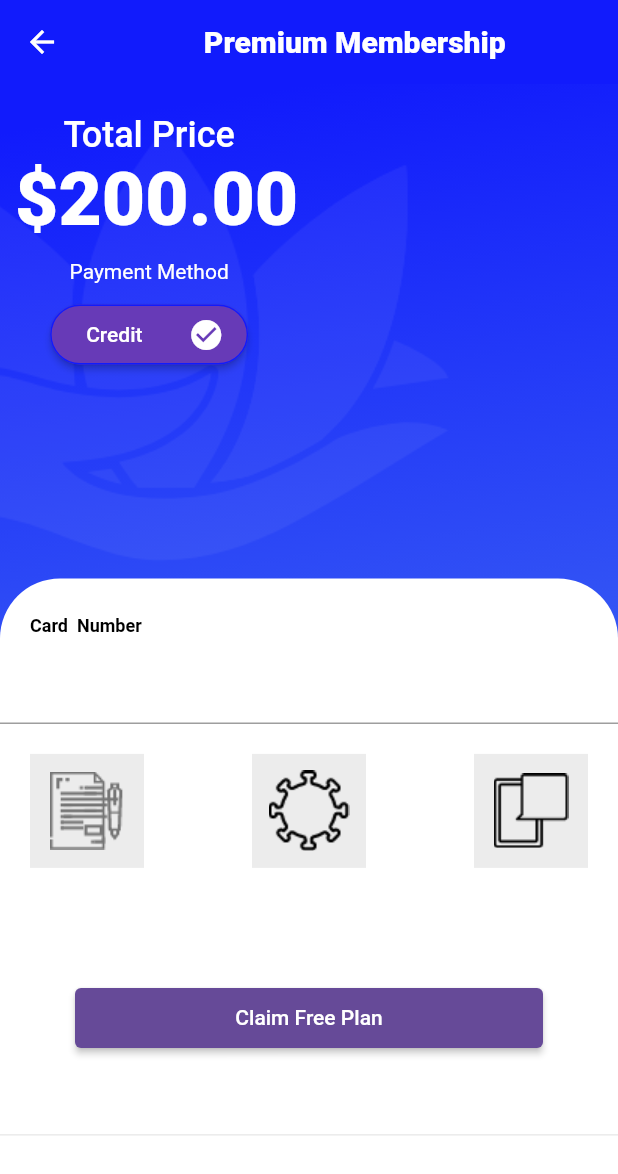
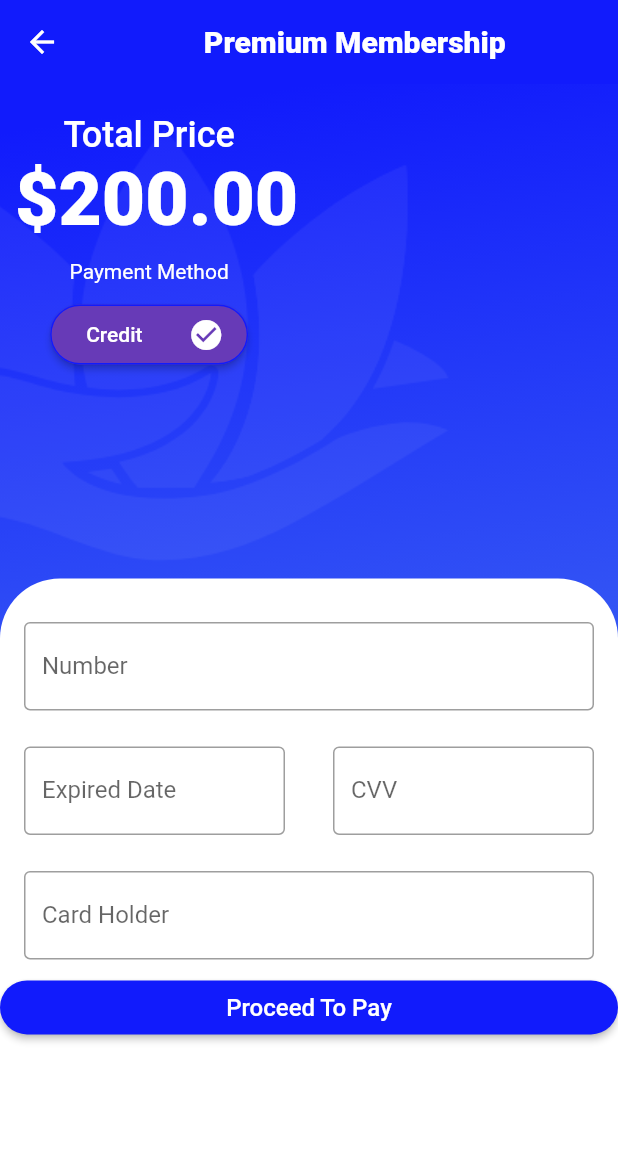
Before and after one commit to wasitmirani/nexus-wellness-app, a Flutter app: the PremiumPlanPayment screen opened directly, on a phone screen of 412 x 824 dp. Shown: the top 1174 px of the screen. Run offline on Flutter 3.47's test engine with Material 2 defaults, Android fonts, the phone set to English and light mode, and no system bars; drawn by our look-alikes of flutter_credit_card; our stand-ins replace chewie, shared_preferences, video_player; missing offline and left inert: dart:html, flutter_authorize_net_client; accounts and stored records are empty.

Commit message:
update changes

```diff
--- a/lib/screens/premiumPlanePayment.dart
+++ b/lib/screens/premiumPlanePayment.dart
@@ -2,6 +2,8 @@ import 'dart:convert';
 import 'dart:ui';
 
 import 'package:flutter/material.dart';
+import 'package:flutter_credit_card/flutter_credit_card.dart';
+
 import 'package:nexuswellness/assets/constants.dart';
 import 'package:nexuswellness/widgets/mainwidgets.dart';
 
@@ -19,6 +21,21 @@ class _PremiumPlanPaymentState extends State<PremiumPlanPayment> {
   TextEditingController dateTextController = new TextEditingController();
   TextEditingController cvvTextController = new TextEditingController();
   TextEditingController cardHolderTextController = new TextEditingController();
+  String cardNumber = '';
+  String expiryDate = '';
+  String cardHolderName = '';
+  String cvvCode = '';
+  bool isCvvFocused = false;
+  final GlobalKey<FormState> formKey = GlobalKey<FormState>();
+  void onCreditCardModelChange(CreditCardModel? creditCardModel) {
+    setState(() {
+      cardNumber = creditCardModel!.cardNumber;
+      expiryDate = creditCardModel.expiryDate;
+      cardHolderName = creditCardModel.cardHolderName;
+      cvvCode = creditCardModel.cvvCode;
+      isCvvFocused = creditCardModel.isCvvFocused;
+    });
+  }
 
   @override
   Widget build(BuildContext context) {
@@ -72,7 +89,6 @@ class _PremiumPlanPaymentState extends State<PremiumPlanPayment> {
                   ),
                 ),
                 style: ButtonStyle(
-
                     shape: MaterialStateProperty.all<RoundedRectangleBorder>(
                         RoundedRectangleBorder(
                             borderRadius: BorderRadius.only(
@@ -99,75 +115,63 @@ class _PremiumPlanPaymentState extends State<PremiumPlanPayment> {
                 SizedBox(
                   height: 5,
                 ),
-                Padding(
-                  padding: EdgeInsets.fromLTRB(20, 20, 10, 10),
-                  child: Text("Card  Number", style: ksubTitleBlackStyle),
+                CreditCardForm(
+                  formKey: formKey,
+                  obscureCvv: true,
+                  obscureNumber: true,
+                  cardNumber: cardNumber,
+                  cvvCode: cvvCode,
+                  cardHolderName: cardHolderName,
+                  expiryDate: expiryDate,
+                  themeColor: Colors.blue,
+                  cardNumberDecoration: const InputDecoration(
+                    border: OutlineInputBorder(),
+                    labelText: 'Number',
+                    hintText: 'XXXX XXXX XXXX XXXX',
+                  ),
+                  expiryDateDecoration: const InputDecoration(
+                    border: OutlineInputBorder(),
+                    labelText: 'Expired Date',
+                    hintText: 'XX/XX',
+                  ),
+                  cvvCodeDecoration: const InputDecoration(
+                    border: OutlineInputBorder(),
+                    labelText: 'CVV',
+                    hintText: 'XXX',
+                  ),
+                  cardHolderDecoration: const InputDecoration(
+                    border: OutlineInputBorder(),
+                    labelText: 'Card Holder',
+                  ),
+                  onCreditCardModelChange: onCreditCardModelChange,
                 ),
-                TextField(
-                  controller: cardTextController,
-                ),
-                Padding(
-                  padding: const EdgeInsets.all(20.0),
-                  child: Row(
-                    mainAxisAlignment: MainAxisAlignment.spaceBetween,
-                    children: [
-                      Container(
-                        color: Color(0xFFECECEC),
-                        child: IconButton(
-                          color: Colors.white,
-                          iconSize: 60,
-                          icon: Image.asset('assets/images/icons/article.png'),
-                          tooltip: 'article',
-                          onPressed: () {},
-                        ),
-                      ),
-                      Container(
-                        color: Color(0xFFECECEC),
-                        child: IconButton(
-                          color: Colors.white,
-                          iconSize: 60,
-                          icon: Image.asset('assets/images/icons/covid.png'),
-                          tooltip: 'covid',
-                          onPressed: () {},
-                        ),
-                      ),
-                      Container(
-                        color: Color(0xFFECECEC),
-                        child: IconButton(
-                          color: Colors.white,
-                          iconSize: 60,
-                          icon: Image.asset('assets/images/icons/path.png'),
-                          tooltip: 'path',
-                          onPressed: () {},
-                        ),
-                      ),
-                    ],
+                ElevatedButton(
+                  style: ElevatedButton.styleFrom(
+                    shape: RoundedRectangleBorder(
+                      borderRadius: BorderRadius.circular(20.0),
+                    ),
+                    primary: const Color(kblueColor),
                   ),
-                ),
-                SizedBox(
-                  height: 10,
-                ),
-                Center(
-                  child: Padding(
-                    padding: const EdgeInsets.all(50.0),
-                    child: Container(
-                      width: MediaQuery.of(context).size.width / 1,
-                      height: 40,
-                      child: ElevatedButton(
-                        style: ElevatedButton.styleFrom(
-                          primary: Color(kPrimaryColor), // background
-                          onPrimary: Colors.white, // foreground
-                        ),
-                        onPressed: () async {
-                          print("hello");
-                          // updateUserPlane('1');
-                        },
-                        child: Text('Claim Free Plan'),
+                  child: Container(
+                    margin: const EdgeInsets.all(8),
+                    child: const Text(
+                      'Proceed To Pay',
+                      style: TextStyle(
+                        color: Colors.white,
+                        fontFamily: 'halter',
+                        fontSize: 16,
+                        package: 'flutter_credit_card',
                       ),
                     ),
                   ),
+                  onPressed: () {
+                    if (formKey.currentState!.validate()) {
+                      print('valid!');
+                    } else {
+                      print('invalid!');
+                    }
+                  },
                 ),
-                Divider(),
               ],
             ),
           ),
--- a/pubspec.yaml
+++ b/pubspec.yaml
@@ -35,6 +35,7 @@ dependencies:
   chewie: ^1.2.2
   video_player:
   flutter_authorize_net_client: ^0.1.0+2
+  flutter_credit_card: ^2.0.0
 
 dev_dependencies:
   flutter_test:
```
Also changed, not shown: pubspec.lock.
